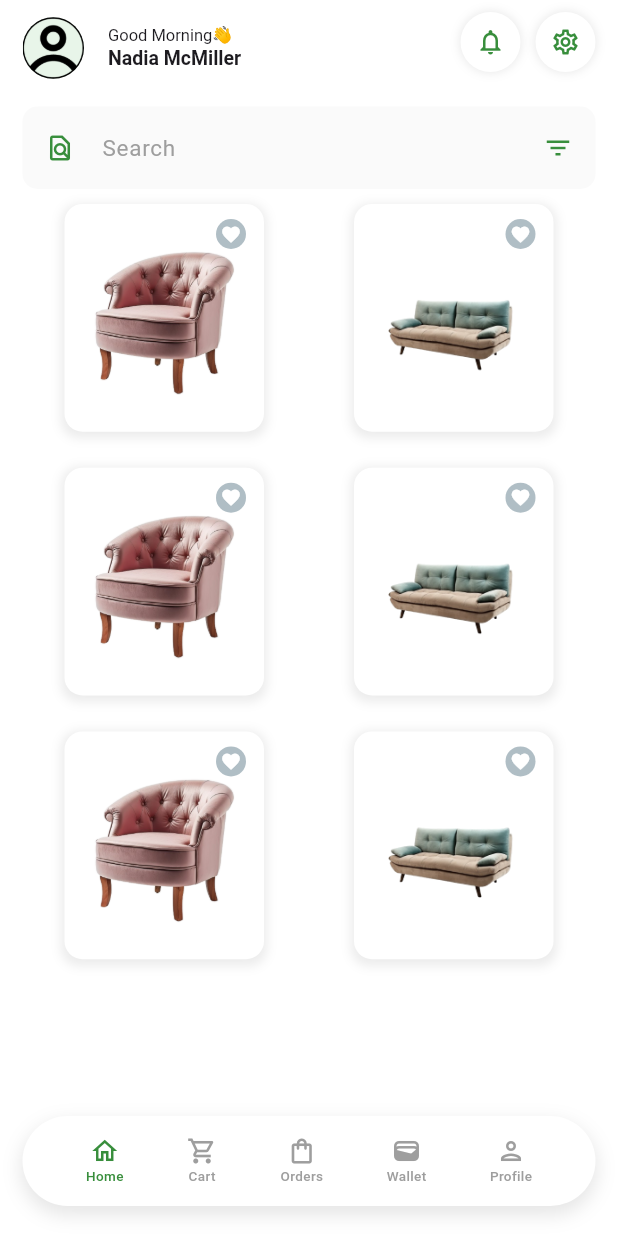
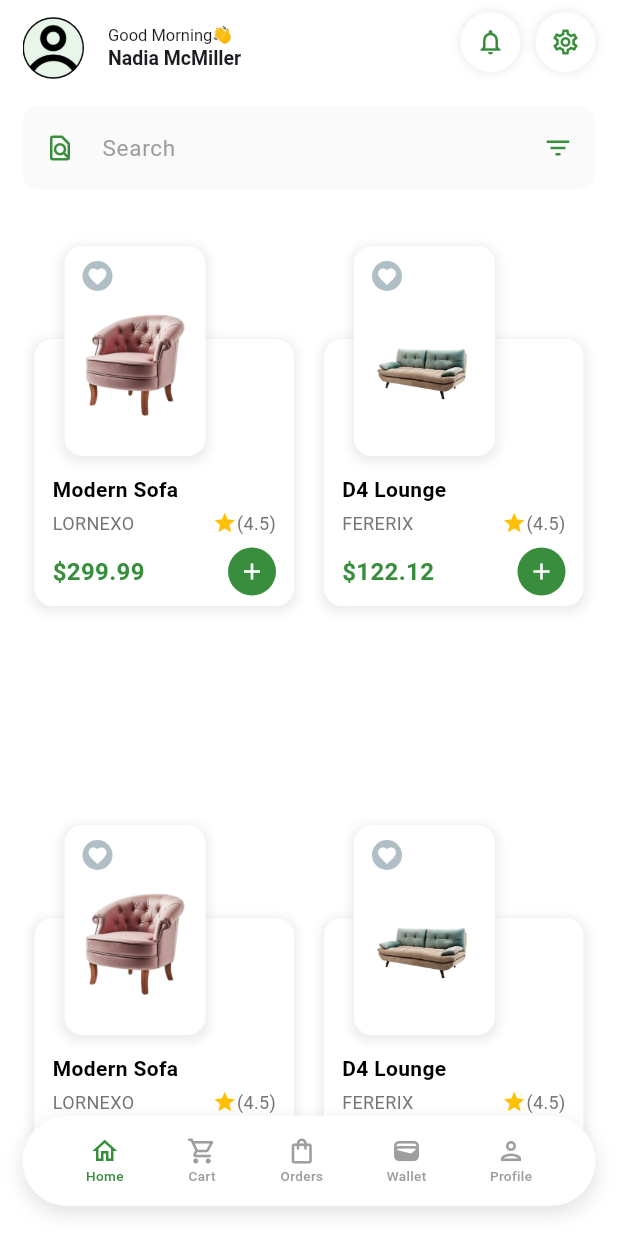
Before and after one commit to AJFX-01/joefloxy, a Flutter app: the screen it shows after launch, on a phone screen of 412 x 824 dp. Run offline on Flutter 3.47's test engine with Material 3 defaults, Android fonts, the phone set to English and light mode, and no system bars; our stand-ins replace material_design_icons_flutter.

Commit message:
go the layout for the product card

```diff
--- a/lib/screens/home/home.dart
+++ b/lib/screens/home/home.dart
@@ -26,7 +26,7 @@ class _HomePageState extends State<HomePage> {
             crossAxisAlignment: CrossAxisAlignment.center,
             children: [
               searchBar(),
-
+              // ProductCard(imageUrl: "assets/images/product/chair4.png", title: "Modern Sofa", manufacturer: "LORNEXO", price: 299.99, rating: 4.5),
               // const SizedBox(height: 10,),
               // titleHeader("Categories", "", context, false),
               // const SizedBox(height: 5,),
@@ -41,8 +41,8 @@ class _HomePageState extends State<HomePage> {
                   gridDelegate: const SliverGridDelegateWithFixedCrossAxisCount(
                     crossAxisCount: 2,
                     crossAxisSpacing: 4,
-                    mainAxisSpacing: 4,
-                    childAspectRatio: 1.1,
+                    mainAxisSpacing: 8,
+                    childAspectRatio: 0.5,
                   ),
                   scrollDirection: Axis.vertical,
                   children: const [
--- a/lib/utils/widget_utils.dart
+++ b/lib/utils/widget_utils.dart
@@ -173,11 +173,101 @@ class ProductCard extends StatelessWidget {
 
   @override
   Widget build(BuildContext context) {
-    return Padding(
+    return Stack(
+      children: [
+        Container(
+          padding: const EdgeInsets.symmetric(horizontal: 12, vertical: 10),
+          margin: const EdgeInsets.symmetric(vertical: 100, horizontal: 8),
+          decoration: BoxDecoration(
+            color: Colors.white,
+            borderRadius: BorderRadius.circular(12),
+            boxShadow: [
+              BoxShadow(
+                color: Colors.grey.withOpacity(0.2),
+                spreadRadius: 2,
+                blurRadius: 5,
+                offset: const Offset(0, 2),
+              ),
+            ],
+          ),
+          child: Column(
+            crossAxisAlignment: CrossAxisAlignment.start,
+            mainAxisSize: MainAxisSize.min,
+            children: [
+             const SizedBox(height: 80),
+              // Product title
+              Text(
+                title,
+                style: const TextStyle(
+                  fontWeight: FontWeight.bold,
+                  fontSize: 14,
+                  color: Colors.black,
+                ),
+              ),
+              const SizedBox(height: 4),
+              // Manufacturer and rating
+              Row(
+                mainAxisAlignment: MainAxisAlignment.spaceBetween,
+                children: [
+                  Text(
+                    manufacturer,
+                    style: TextStyle(
+                      color: Colors.grey[600],
+                      fontSize: 12,
+                    ),
+                  ),
+                  Row(
+                    children: [
+                      const Icon(
+                        Icons.star,
+                        color: Colors.amber,
+                        size: 16,
+                      ),
+                      Text(
+                        "($rating)",
+                        style: TextStyle(
+                          color: Colors.grey[600],
+                          fontSize: 12,
+                        ),
+                      ),
+                    ],
+                  ),
+                ],
+              ),
+              const SizedBox(height: 8),
+              // Price and add-to-cart button
+              Row(
+                mainAxisAlignment: MainAxisAlignment.spaceBetween,
+                children: [
+                  Text(
+                    "\$$price",
+                    style: TextStyle(
+                      fontWeight: FontWeight.bold,
+                      fontSize: 16,
+                      color: AppColor.secondaryColor
+                    ),
+                  ),
+                  CircleAvatar(
+                    backgroundColor: AppColor.secondaryColor,
+                    radius: 16,
+                    child:  Icon(
+                      Icons.add,
+                      color: AppColor.whiteColor,
+                      size: 18,
+                    ),
+                  ),
+                ],
+              ),
+            ],
+          ),
+        ),
+        Positioned(
+          bottom: 100,
+          child: Padding(
             padding: const EdgeInsets.symmetric(horizontal: 20.0),
             child: Container(
               padding: const EdgeInsets.symmetric(horizontal: 12, vertical: 10),
-        margin: const EdgeInsets.symmetric(vertical: 10, horizontal: 8),
+              margin: const EdgeInsets.symmetric(vertical: 100, horizontal: 8),
               decoration: BoxDecoration(
                 color: Colors.white,
                 borderRadius: BorderRadius.circular(12),
@@ -212,13 +302,16 @@ class ProductCard extends StatelessWidget {
                     child: Image.asset(
                       imageUrl,
                       height: 100,
-                width: double.infinity,
+                      width: 70,
                       fit: BoxFit.contain,
                     ),
                   ),
                 ],
               ),
             ),
+          ),
+        ),
+      ],
     );
   }
 }
```
Lines whose indentation alone changed are shown as unchanged.
